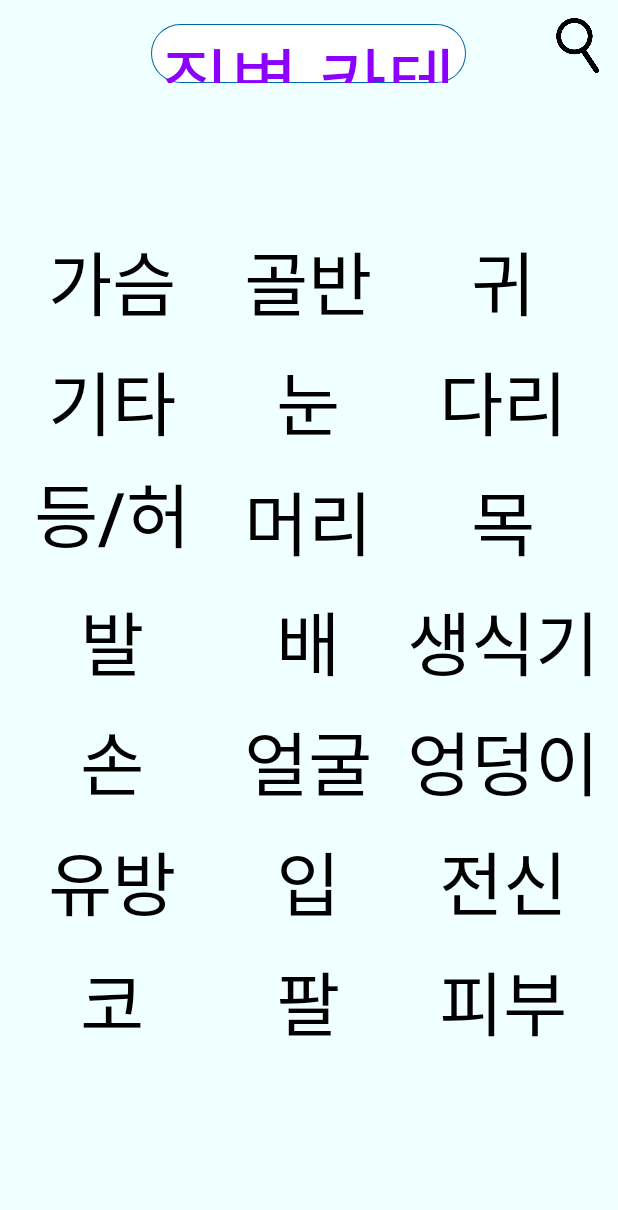
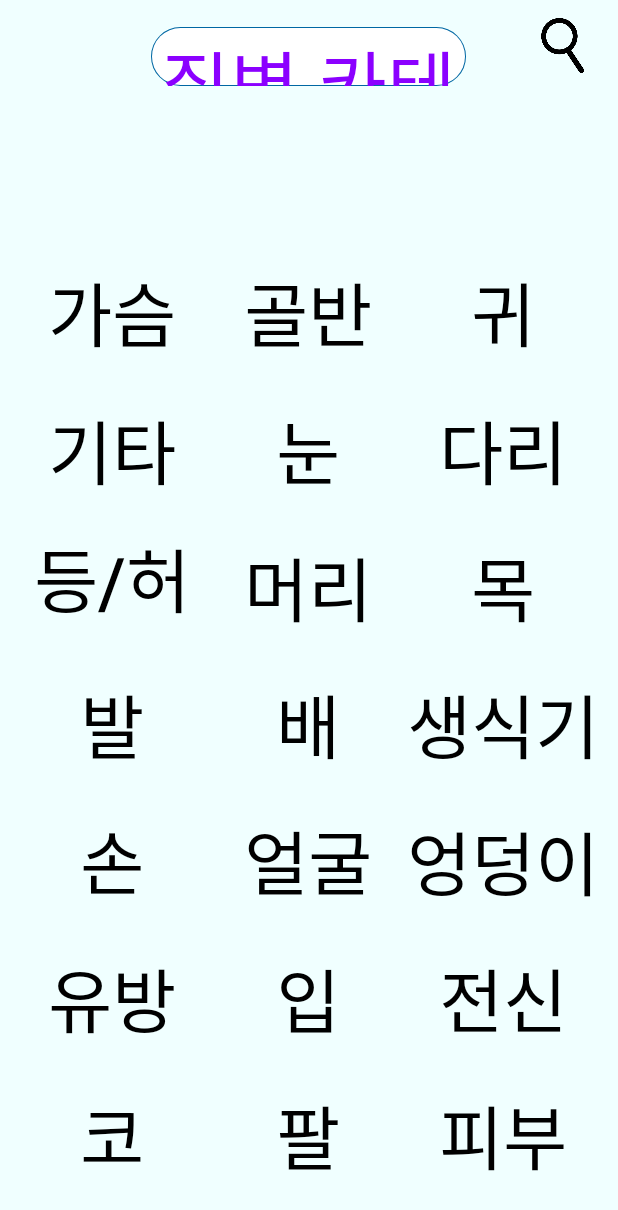
Before and after one commit to JunYong11/debg, an Android app: the categoryActivity screen opened directly, with no data from a screen before it, on a phone screen of 412 x 824 dp. Shown: the top 1210 px of the screen. Run offline under Robolectric (Android 15) with nearby library versions, the phone set to English and light mode, and no system bars.

Commit message:
2023-05-28 00:47

```diff
--- a/app/src/main/java/com/example/main/categoryActivity.java
+++ b/app/src/main/java/com/example/main/categoryActivity.java
@@ -21,7 +21,7 @@ public class categoryActivity extends AppCompatActivity {
     Button bArr[] = new Button[21];
 
     titleData td = new titleData();
-    String result="";
+
     int check=0;
 
 
@@ -62,6 +62,7 @@ public class categoryActivity extends AppCompatActivity {
         sBtn.setOnClickListener(new View.OnClickListener() {
             @Override
             public void onClick(View v) {
+                String result="";
                 String temp = String.valueOf(key.getText());
                 for(int i=0;i<td.title.length;i++){
                     for(int j=0;j<td.title[i].length;j++){
--- a/app/src/main/java/com/example/main/infoActivity.java
+++ b/app/src/main/java/com/example/main/infoActivity.java
@@ -8,6 +8,7 @@ import android.widget.LinearLayout;
 import android.widget.RelativeLayout;
 import android.widget.TextView;
 
+import androidx.appcompat.app.ActionBar;
 import androidx.appcompat.app.AppCompatActivity;
 import androidx.cardview.widget.CardView;
 
@@ -19,6 +20,8 @@ public class infoActivity extends AppCompatActivity {
     String[] title = new String[]{"질환명","정의","원인","증상","진단","치료","경과","주의사항"};
 
     protected void onCreate(Bundle savedInstanceState){
+        ActionBar bar = getSupportActionBar();
+        bar.hide();
         t = getIntent().getStringExtra("dName");
         super.onCreate(savedInstanceState);
         setContentView(R.layout.info);
@@ -47,6 +50,7 @@ public class infoActivity extends AppCompatActivity {
                     cv.setCardBackgroundColor(Color.rgb(0,170,255));
                     cv.setElevation(8F);
                     cv.setMaxCardElevation(12F);
+                    cv.setBackgroundResource(R.drawable.infoborder);
 
                     cv.addView(createLayout(i));
                     layout.addView(cv);
@@ -78,7 +82,7 @@ public class infoActivity extends AppCompatActivity {
         TextView t2 = new TextView(this);
         t2.setText(result[i]);
         t2.setTextSize(18f);
-        t2.setTextColor(Color.WHITE);
+        t2.setTextColor(Color.BLACK);
 
         tempLayout.addView(t1);
         tempLayout.addView(t2);
--- a/app/src/main/java/com/example/main/ip.java
+++ b/app/src/main/java/com/example/main/ip.java
@@ -3,7 +3,7 @@ package com.example.main;
 import android.app.Application;
 
 public class ip extends Application {
-    private String address = "211.108.193.60";
+    private String address = "59.21.143.5";
 
     public String getIp(){
         return address;
--- a/app/src/main/res/layout/category.xml
+++ b/app/src/main/res/layout/category.xml
@@ -10,20 +10,21 @@
         android:id="@+id/CLay"
         android:layout_width="409dp"
         android:layout_height="56dp"
-        android:layout_marginTop="64dp"
         android:background="#00FF0000"
         android:visibility="invisible"
+        app:layout_constraintBottom_toBottomOf="parent"
         app:layout_constraintEnd_toEndOf="parent"
-        app:layout_constraintHorizontal_bias="0.466"
+        app:layout_constraintHorizontal_bias="0.0"
         app:layout_constraintStart_toStartOf="parent"
-        app:layout_constraintTop_toTopOf="parent">
+        app:layout_constraintTop_toTopOf="parent"
+        app:layout_constraintVertical_bias="0.108">
 
         <Button
             android:id="@+id/sBtn"
             android:layout_width="wrap_content"
             android:layout_height="wrap_content"
-            android:layout_marginTop="4dp"
             android:text="검색"
+            app:layout_constraintBottom_toBottomOf="parent"
             app:layout_constraintEnd_toEndOf="parent"
             app:layout_constraintHorizontal_bias="0.859"
             app:layout_constraintStart_toStartOf="parent"
@@ -33,10 +34,10 @@
             android:id="@+id/editKey"
             android:layout_width="wrap_content"
             android:layout_height="wrap_content"
-            android:layout_marginTop="4dp"
             android:ems="10"
             android:hint="질환명을 적어주세요"
             android:inputType="text"
+            app:layout_constraintBottom_toBottomOf="parent"
             app:layout_constraintEnd_toEndOf="parent"
             app:layout_constraintHorizontal_bias="0.17"
             app:layout_constraintStart_toStartOf="parent"
@@ -48,331 +49,353 @@
         android:id="@+id/전신"
         android:layout_width="130dp"
         android:layout_height="80dp"
-        android:layout_marginTop="548dp"
         android:background="#00ff0000"
         android:onClick="onClickBtn"
         android:text="전신"
         android:textColor="#000000"
         android:textSize="70px"
+        app:layout_constraintBottom_toBottomOf="parent"
         app:layout_constraintEnd_toEndOf="parent"
         app:layout_constraintHorizontal_bias="0.96"
         app:layout_constraintStart_toStartOf="parent"
-        app:layout_constraintTop_toTopOf="parent" />
+        app:layout_constraintTop_toTopOf="parent"
+        app:layout_constraintVertical_bias="0.841" />
 
     <androidx.appcompat.widget.AppCompatButton
         android:id="@+id/가슴"
         android:layout_width="130dp"
         android:layout_height="80dp"
-        android:layout_marginTop="148dp"
         android:background="#00ff0000"
         android:onClick="onClickBtn"
         android:text="가슴"
         android:textColor="#000000"
         android:textSize="70px"
+        app:layout_constraintBottom_toBottomOf="parent"
         app:layout_constraintEnd_toEndOf="parent"
         app:layout_constraintHorizontal_bias="0.035"
         app:layout_constraintStart_toStartOf="parent"
-        app:layout_constraintTop_toTopOf="parent" />
+        app:layout_constraintTop_toTopOf="parent"
+        app:layout_constraintVertical_bias="0.227" />
 
     <androidx.appcompat.widget.AppCompatButton
         android:id="@+id/눈"
         android:layout_width="130dp"
         android:layout_height="80dp"
-        android:layout_marginTop="228dp"
         android:background="#00ff0000"
         android:onClick="onClickBtn"
         android:text="눈"
         android:textColor="#000000"
         android:textSize="70px"
+        app:layout_constraintBottom_toBottomOf="parent"
         app:layout_constraintEnd_toEndOf="parent"
         app:layout_constraintHorizontal_bias="0.498"
         app:layout_constraintStart_toStartOf="parent"
-        app:layout_constraintTop_toTopOf="parent" />
+        app:layout_constraintTop_toTopOf="parent"
+        app:layout_constraintVertical_bias="0.35" />
 
     <androidx.appcompat.widget.AppCompatButton
         android:id="@+id/귀"
         android:layout_width="130dp"
         android:layout_height="80dp"
-        android:layout_marginTop="148dp"
         android:background="#00ff0000"
         android:onClick="onClickBtn"
         android:text="귀"
         android:textColor="#000000"
         android:textSize="70px"
+        app:layout_constraintBottom_toBottomOf="parent"
         app:layout_constraintEnd_toEndOf="parent"
         app:layout_constraintHorizontal_bias="0.96"
         app:layout_constraintStart_toStartOf="parent"
-        app:layout_constraintTop_toTopOf="parent" />
+        app:layout_constraintTop_toTopOf="parent"
+        app:layout_constraintVertical_bias="0.227" />
 
     <androidx.appcompat.widget.AppCompatButton
         android:id="@+id/팔"
         android:layout_width="130dp"
         android:layout_height="80dp"
-        android:layout_marginTop="628dp"
         android:background="#00ff0000"
         android:onClick="onClickBtn"
         android:text="팔"
         android:textColor="#000000"
         android:textSize="70px"
+        app:layout_constraintBottom_toBottomOf="parent"
         app:layout_constraintEnd_toEndOf="parent"
         app:layout_constraintHorizontal_bias="0.498"
         app:layout_constraintStart_toStartOf="parent"
-        app:layout_constraintTop_toTopOf="parent" />
+        app:layout_constraintTop_toTopOf="parent"
+        app:layout_constraintVertical_bias="0.964" />
 
     <androidx.appcompat.widget.AppCompatButton
         android:id="@+id/배"
         android:layout_width="130dp"
         android:layout_height="80dp"
-        android:layout_marginTop="388dp"
         android:background="#00ff0000"
         android:onClick="onClickBtn"
         android:text="배"
         android:textColor="#000000"
         android:textSize="70px"
+        app:layout_constraintBottom_toBottomOf="parent"
         app:layout_constraintEnd_toEndOf="parent"
         app:layout_constraintHorizontal_bias="0.498"
         app:layout_constraintStart_toStartOf="parent"
-        app:layout_constraintTop_toTopOf="parent" />
+        app:layout_constraintTop_toTopOf="parent"
+        app:layout_constraintVertical_bias="0.596" />
 
     <androidx.appcompat.widget.AppCompatButton
         android:id="@+id/얼굴"
         android:layout_width="130dp"
         android:layout_height="80dp"
-        android:layout_marginTop="468dp"
         android:background="#00ff0000"
         android:onClick="onClickBtn"
         android:text="얼굴"
         android:textColor="#000000"
         android:textSize="70px"
+        app:layout_constraintBottom_toBottomOf="parent"
         app:layout_constraintEnd_toEndOf="parent"
         app:layout_constraintHorizontal_bias="0.498"
         app:layout_constraintStart_toStartOf="parent"
-        app:layout_constraintTop_toTopOf="parent" />
+        app:layout_constraintTop_toTopOf="parent"
+        app:layout_constraintVertical_bias="0.718" />
 
     <androidx.appcompat.widget.AppCompatButton
         android:id="@+id/코"
         android:layout_width="130dp"
         android:layout_height="80dp"
-        android:layout_marginTop="628dp"
         android:background="#00ff0000"
         android:onClick="onClickBtn"
         android:text="코"
         android:textColor="#000000"
         android:textSize="70px"
+        app:layout_constraintBottom_toBottomOf="parent"
         app:layout_constraintEnd_toEndOf="parent"
         app:layout_constraintHorizontal_bias="0.035"
         app:layout_constraintStart_toStartOf="parent"
-        app:layout_constraintTop_toTopOf="parent" />
+        app:layout_constraintTop_toTopOf="parent"
+        app:layout_constraintVertical_bias="0.964" />
 
     <androidx.appcompat.widget.AppCompatButton
         android:id="@+id/엉덩이"
         android:layout_width="130dp"
         android:layout_height="80dp"
-        android:layout_marginTop="468dp"
         android:background="#00ff0000"
         android:onClick="onClickBtn"
         android:text="엉덩이"
         android:textColor="#000000"
         android:textSize="70px"
+        app:layout_constraintBottom_toBottomOf="@+id/피부"
         app:layout_constraintEnd_toEndOf="parent"
         app:layout_constraintHorizontal_bias="0.96"
         app:layout_constraintStart_toStartOf="parent"
-        app:layout_constraintTop_toTopOf="parent" />
+        app:layout_constraintTop_toTopOf="parent"
+        app:layout_constraintVertical_bias="0.745" />
 
     <androidx.appcompat.widget.AppCompatButton
         android:id="@+id/다리"
         android:layout_width="130dp"
         android:layout_height="80dp"
-        android:layout_marginTop="228dp"
         android:background="#00ff0000"
         android:onClick="onClickBtn"
         android:text="다리"
         android:textColor="#000000"
         android:textSize="70px"
+        app:layout_constraintBottom_toBottomOf="parent"
         app:layout_constraintEnd_toEndOf="parent"
         app:layout_constraintHorizontal_bias="0.96"
         app:layout_constraintStart_toStartOf="parent"
-        app:layout_constraintTop_toTopOf="parent" />
+        app:layout_constraintTop_toTopOf="parent"
+        app:layout_constraintVertical_bias="0.35" />
 
     <androidx.appcompat.widget.AppCompatButton
         android:id="@+id/목"
         android:layout_width="130dp"
         android:layout_height="80dp"
-        android:layout_marginTop="308dp"
         android:background="#00ff0000"
         android:onClick="onClickBtn"
         android:text="목"
         android:textColor="#000000"
         android:textSize="70px"
+        app:layout_constraintBottom_toBottomOf="parent"
         app:layout_constraintEnd_toEndOf="parent"
         app:layout_constraintHorizontal_bias="0.96"
         app:layout_constraintStart_toStartOf="parent"
-        app:layout_constraintTop_toTopOf="parent" />
+        app:layout_constraintTop_toTopOf="parent"
+        app:layout_constraintVertical_bias="0.473" />
 
     <androidx.appcompat.widget.AppCompatButton
         android:id="@+id/발"
         android:layout_width="130dp"
         android:layout_height="80dp"
-        android:layout_marginTop="388dp"
         android:background="#00ff0000"
         android:onClick="onClickBtn"
         android:text="발"
         android:textColor="#000000"
         android:textSize="70px"
+        app:layout_constraintBottom_toBottomOf="parent"
         app:layout_constraintEnd_toEndOf="parent"
         app:layout_constraintHorizontal_bias="0.035"
         app:layout_constraintStart_toStartOf="parent"
-        app:layout_constraintTop_toTopOf="parent" />
+        app:layout_constraintTop_toTopOf="parent"
+        app:layout_constraintVertical_bias="0.596" />
 
     <androidx.appcompat.widget.AppCompatButton
         android:id="@+id/골반"
         android:layout_width="130dp"
         android:layout_height="80dp"
-        android:layout_marginTop="148dp"
         android:background="#00ff0000"
         android:onClick="onClickBtn"
         android:text="골반"
         android:textColor="#000000"
         android:textSize="70px"
+        app:layout_constraintBottom_toBottomOf="parent"
         app:layout_constraintEnd_toEndOf="parent"
         app:layout_constraintHorizontal_bias="0.498"
         app:layout_constraintStart_toStartOf="parent"
-        app:layout_constraintTop_toTopOf="parent" />
+        app:layout_constraintTop_toTopOf="parent"
+        app:layout_constraintVertical_bias="0.227" />
 
     <androidx.appcompat.widget.AppCompatButton
         android:id="@+id/유방"
         android:layout_width="130dp"
         android:layout_height="80dp"
-        android:layout_marginTop="548dp"
         android:background="#00ff0000"
         android:onClick="onClickBtn"
         android:text="유방"
         android:textColor="#000000"
         android:textSize="70px"
+        app:layout_constraintBottom_toBottomOf="parent"
         app:layout_constraintEnd_toEndOf="parent"
         app:layout_constraintHorizontal_bias="0.035"
         app:layout_constraintStart_toStartOf="parent"
-        app:layout_constraintTop_toTopOf="parent" />
+        app:layout_constraintTop_toTopOf="parent"
+        app:layout_constraintVertical_bias="0.841" />
 
     <androidx.appcompat.widget.AppCompatButton
         android:id="@+id/등허리"
         android:layout_width="130dp"
         android:layout_height="80dp"
-        android:layout_marginTop="308dp"
         android:background="#00ff0000"
         android:onClick="onClickBtn"
         android:text="등/허리"
         android:textColor="#000000"
         android:textSize="70px"
+        app:layout_constraintBottom_toBottomOf="@+id/코"
         app:layout_constraintEnd_toEndOf="parent"
         app:layout_constraintHorizontal_bias="0.035"
         app:layout_constraintStart_toStartOf="parent"
-        app:layout_constraintTop_toTopOf="parent" />
+        app:layout_constraintTop_toTopOf="parent"
+        app:layout_constraintVertical_bias="0.49" />
 
     <androidx.appcompat.widget.AppCompatButton
         android:id="@+id/손"
         android:layout_width="130dp"
         android:layout_height="80dp"
-        android:layout_marginTop="468dp"
         android:background="#00ff0000"
         android:onClick="onClickBtn"
         android:text="손"
         android:textColor="#000000"
         android:textSize="70px"
+        app:layout_constraintBottom_toBottomOf="parent"
         app:layout_constraintEnd_toEndOf="parent"
         app:layout_constraintHorizontal_bias="0.035"
         app:layout_constraintStart_toStartOf="parent"
-        app:layout_constraintTop_toTopOf="parent" />
+        app:layout_constraintTop_toTopOf="parent"
+        app:layout_constraintVertical_bias="0.718" />
 
     <androidx.appcompat.widget.AppCompatButton
         android:id="@+id/머리"
         android:layout_width="130dp"
         android:layout_height="80dp"
-        android:layout_marginTop="308dp"
         android:background="#00ff0000"
         android:onClick="onClickBtn"
         android:text="머리"
         android:textColor="#000000"
         android:textSize="70px"
+        app:layout_constraintBottom_toBottomOf="parent"
         app:layout_constraintEnd_toEndOf="parent"
         app:layout_constraintHorizontal_bias="0.498"
         app:layout_constraintStart_toStartOf="parent"
-        app:layout_constraintTop_toTopOf="parent" />
+        app:layout_constraintTop_toTopOf="parent"
+        app:layout_constraintVertical_bias="0.473" />
 
     <androidx.appcompat.widget.AppCompatButton
         android:id="@+id/생식기"
         android:layout_width="130dp"
         android:layout_height="80dp"
-        android:layout_marginTop="388dp"
         android:background="#00ff0000"
         android:onClick="onClickBtn"
         android:text="생식기"
         android:textColor="#000000"
         android:textSize="70px"
+        app:layout_constraintBottom_toBottomOf="parent"
         app:layout_constraintEnd_toEndOf="parent"
         app:layout_constraintHorizontal_bias="0.96"
         app:layout_constraintStart_toStartOf="parent"
-        app:layout_constraintTop_toTopOf="parent" />
+        app:layout_constraintTop_toTopOf="parent"
+        app:layout_constraintVertical_bias="0.596" />
 
     <androidx.appcompat.widget.AppCompatButton
         android:id="@+id/입"
         android:layout_width="130dp"
         android:layout_height="80dp"
-        android:layout_marginTop="548dp"
         android:background="#00ff0000"
         android:onClick="onClickBtn"
         android:text="입"
         android:textColor="#000000"
         android:textSize="70px"
+        app:layout_constraintBottom_toBottomOf="parent"
         app:layout_constraintEnd_toEndOf="parent"
         app:layout_constraintHorizontal_bias="0.498"
         app:layout_constraintStart_toStartOf="parent"
-        app:layout_constraintTop_toTopOf="parent" />
+        app:layout_constraintTop_toTopOf="parent"
+        app:layout_constraintVertical_bias="0.841" />
 
     <androidx.appcompat.widget.AppCompatButton
         android:id="@+id/기타"
         android:layout_width="130dp"
         android:layout_height="80dp"
-        android:layout_marginTop="228dp"
         android:background="#00ff0000"
         android:onClick="onClickBtn"
         android:text="기타"
         android:textColor="#000000"
         android:textSize="70px"
+        app:layout_constraintBottom_toBottomOf="parent"
         app:layout_constraintEnd_toEndOf="parent"
         app:layout_constraintHorizontal_bias="0.035"
         app:layout_constraintStart_toStartOf="parent"
-        app:layout_constraintTop_toTopOf="parent" />
+        app:layout_constraintTop_toTopOf="parent"
+        app:layout_constraintVertical_bias="0.35" />
 
     <androidx.appcompat.widget.AppCompatButton
         android:id="@+id/피부"
         android:layout_width="130dp"
         android:layout_height="80dp"
-        android:layout_marginTop="628dp"
         android:background="#00ff0000"
         android:onClick="onClickBtn"
         android:text="피부"
         android:textColor="#000000"
         android:textSize="70px"
+        app:layout_constraintBottom_toBottomOf="parent"
         app:layout_constraintEnd_toEndOf="parent"
         app:layout_constraintHorizontal_bias="0.96"
         app:layout_constraintStart_toStartOf="parent"
-        app:layout_constraintTop_toTopOf="parent" />
+        app:layout_constraintTop_toTopOf="parent"
+        app:layout_constraintVertical_bias="0.964" />
 
     <TextView
         android:id="@+id/diseaseTitle"
         android:layout_width="210dp"
         android:layout_height="39dp"
-        android:layout_marginTop="16dp"
         android:background="@drawable/border"
         android:gravity="center"
         android:text="질병 카테고리"
         android:textColor="#8B00FF"
         android:textSize="75px"
+        app:layout_constraintBottom_toBottomOf="parent"
         app:layout_constraintEnd_toEndOf="parent"
         app:layout_constraintHorizontal_bias="0.497"
         app:layout_constraintStart_toStartOf="parent"
-        app:layout_constraintTop_toTopOf="parent" />
+        app:layout_constraintTop_toTopOf="parent"
+        app:layout_constraintVertical_bias="0.023" />
 
     <ImageButton
         android:id="@+id/searchBtn"
@@ -383,7 +406,7 @@
         android:textSize="10sp"
         app:layout_constraintBottom_toBottomOf="parent"
         app:layout_constraintEnd_toEndOf="parent"
-        app:layout_constraintHorizontal_bias="0.997"
+        app:layout_constraintHorizontal_bias="0.969"
         app:layout_constraintStart_toStartOf="parent"
         app:layout_constraintTop_toTopOf="parent"
         app:layout_constraintVertical_bias="0.007" />
```
Also changed, not shown: app/src/main/java/com/example/main/chatgptActivity.java (+11 -3 lines), app/src/main/java/com/example/main/healthInfoActivity.java (+25 -6 lines), app/src/main/res/drawable/infoborder.xml (added, +22 -0 lines), app/src/main/res/layout/activity_main.xml (+34 -23 lines), app/src/main/res/layout/chatgpt.xml (+15 -9 lines), app/src/main/res/layout/find.xml (+7 -5 lines), app/src/main/res/layout/healthinfo.xml (+20 -5 lines), app/src/main/res/layout/info.xml (+8 -5 lines), app/src/main/res/layout/login.xml (+7 -5 lines).
